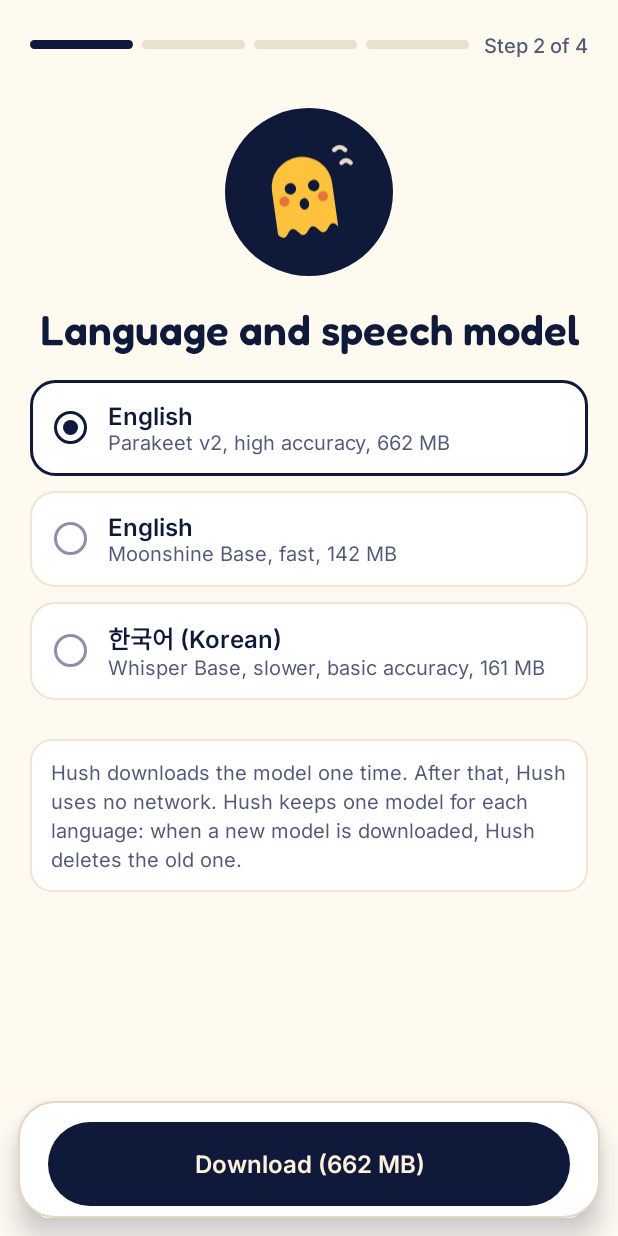
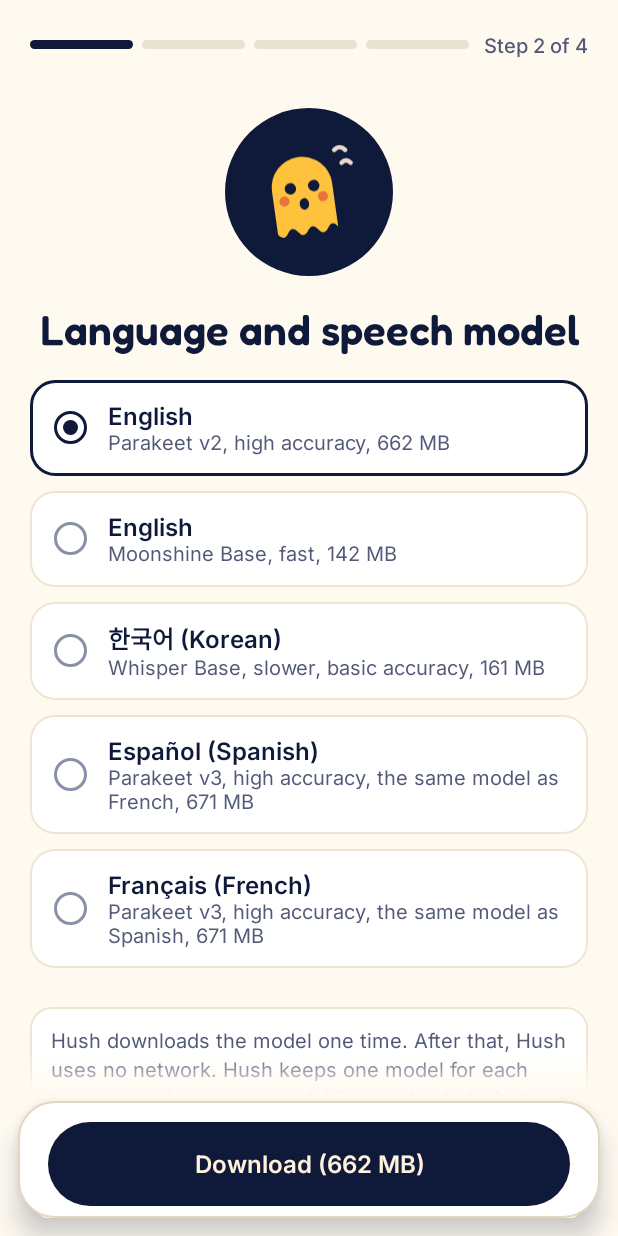
Before and after one commit to ksuh90/hush, an Android app: the screen it shows after launch (SetupActivity), on a phone screen of 412 x 824 dp. Run offline under Robolectric (Android 15) with nearby library versions, the phone set to English and light mode, and no system bars.

Commit message:
Add Spanish and French with Parakeet v3 (#5)
Spanish and French use one model, NVIDIA Parakeet TDT 0.6B v3 (int8,
CC-BY-4.0). The files are pinned to Hugging Face commit ed5d745, the
same files as the sherpa-onnx asr-models release tarball.

My words stays off for v3: with the words, the sherpa-onnx 2.0.1 beam
search dropped spoken words in Spanish and French tests.

Catalog.keep now keeps a model that another language also uses.

Co-authored-by: K Suh <4603026+ksuh90@users.noreply.github.com>

```diff
--- a/app/src/main/java/app/hush/Catalog.kt
+++ b/app/src/main/java/app/hush/Catalog.kt
@@ -73,6 +73,35 @@ object Catalog {
         takesWords = true,
     )
 
+    private const val PARAKEET_V3_URL =
+        "https://huggingface.co/csukuangfj/sherpa-onnx-nemo-parakeet-tdt-0.6b-v3-int8/resolve/ed5d745623472f97cfc2e6c2916ee248798fc5a8"
+
+    /** One model for 25 European languages. It finds the spoken language itself: the engine gives it no language code. */
+    val parakeetV3 = ModelSpec(
+        id = "parakeet-tdt-0.6b-v3-int8",
+        name = "Parakeet v3",
+        family = Family.TRANSDUCER,
+        encoder = ModelFile(
+            "encoder.int8.onnx", "$PARAKEET_V3_URL/encoder.int8.onnx",
+            "1afbe69c1ffdabee94755f42e4daf1d93549131a3da11356bda84fcef0f2c479", 652_282_294,
+        ),
+        decoder = ModelFile(
+            "decoder.int8.onnx", "$PARAKEET_V3_URL/decoder.int8.onnx",
+            "0222a86147299d4dee90edf95b6d13827edb42ad8b7c9cf0b2582f030937c0b5", 11_845_274,
+        ),
+        joiner = ModelFile(
+            "joiner.int8.onnx", "$PARAKEET_V3_URL/joiner.int8.onnx",
+            "cbd02f3696e9944970111fb439d9c3fd365a80374565f13f2b9c7007d253fc98", 6_355_277,
+        ),
+        tokens = ModelFile(
+            "tokens.txt", "$PARAKEET_V3_URL/tokens.txt",
+            "d58544679ea4bc6ac563d1f545eb7d474bd6cfa467f0a6e2c1dc1c7d37e3c35d", 93_939,
+        ),
+        maxChunkSeconds = 20,
+        // My words stays off. With the words, the beam search of sherpa-onnx 2.0.1 dropped spoken words next to a
+        // listed word in Spanish and French tests. Parakeet v2 did not drop words in the same English test.
+    )
+
     private const val MOONSHINE_BASE_EN_URL =
         "https://huggingface.co/csukuangfj2/sherpa-onnx-moonshine-base-en-quantized-2026-02-27/resolve/8f4d6c58c03d40bcea40043bb7120a878f2bbef6"
 
@@ -122,6 +151,8 @@ object Catalog {
         Language("en", "English", "Parakeet v2, high accuracy", parakeetV2),
         Language("en", "English", "Moonshine Base, fast", moonshineBaseEn),
         Language("ko", "한국어 (Korean)", "Whisper Base, slower, basic accuracy", whisperBase),
+        Language("es", "Español (Spanish)", "Parakeet v3, high accuracy, the same model as French", parakeetV3),
+        Language("fr", "Français (French)", "Parakeet v3, high accuracy, the same model as Spanish", parakeetV3),
     )
 
     val models get() = languages.map { it.model }.distinct()
@@ -134,10 +165,12 @@ object Catalog {
 
     /**
      * The models to keep on the phone. Hush keeps one model for each language: when the [chosen] model is ready,
-     * the other models of that language go. Until then the old model stays, so the user can go back to it.
+     * the other models of that language go. Until then the old model stays, so the user can go back to it. A model
+     * that other languages also use always stays.
      */
-    fun keep(chosen: Language, ready: (ModelSpec) -> Boolean): Set<ModelSpec> {
-        val drop = if (ready(chosen.model)) languages.filter { it.code == chosen.code }.map { it.model } - chosen.model else emptyList()
-        return models.toSet() - drop.toSet()
+    fun keep(chosen: Language, all: List<Language> = languages, ready: (ModelSpec) -> Boolean): Set<ModelSpec> {
+        val (same, other) = all.partition { it.code == chosen.code }
+        val drop = if (ready(chosen.model)) same.map { it.model } - chosen.model - other.map { it.model }.toSet() else emptyList()
+        return all.map { it.model }.toSet() - drop.toSet()
     }
 }
--- a/app/src/main/java/app/hush/ModelStore.kt
+++ b/app/src/main/java/app/hush/ModelStore.kt
@@ -46,7 +46,7 @@ class ModelStore(private val root: File) {
     }
 
     /** Deletes the models that [Catalog.keep] does not keep for the chosen language. */
-    fun prune(context: Context) = prune(Catalog.keep(Prefs(context).language, ::isReady))
+    fun prune(context: Context) = prune(Catalog.keep(Prefs(context).language, ready = ::isReady))
 
     companion object {
         private const val BPE_VOCAB = "bpe.vocab"
--- a/app/src/main/res/values/strings.xml
+++ b/app/src/main/res/values/strings.xml
@@ -77,7 +77,7 @@
     <string name="words_hint">Add words</string>
     <string name="words_add">Add the words</string>
     <string name="words_remove">Remove %1$s</string>
-    <string name="words_only">Parakeet model only</string>
+    <string name="words_only">Parakeet v2 only</string>
     <string name="words_cannot">%1$s cannot use your words.</string>
     <plurals name="words_show_all">
         <item quantity="one">Show all %1$d word</item>
```
Also changed, not shown: 3 other files.
